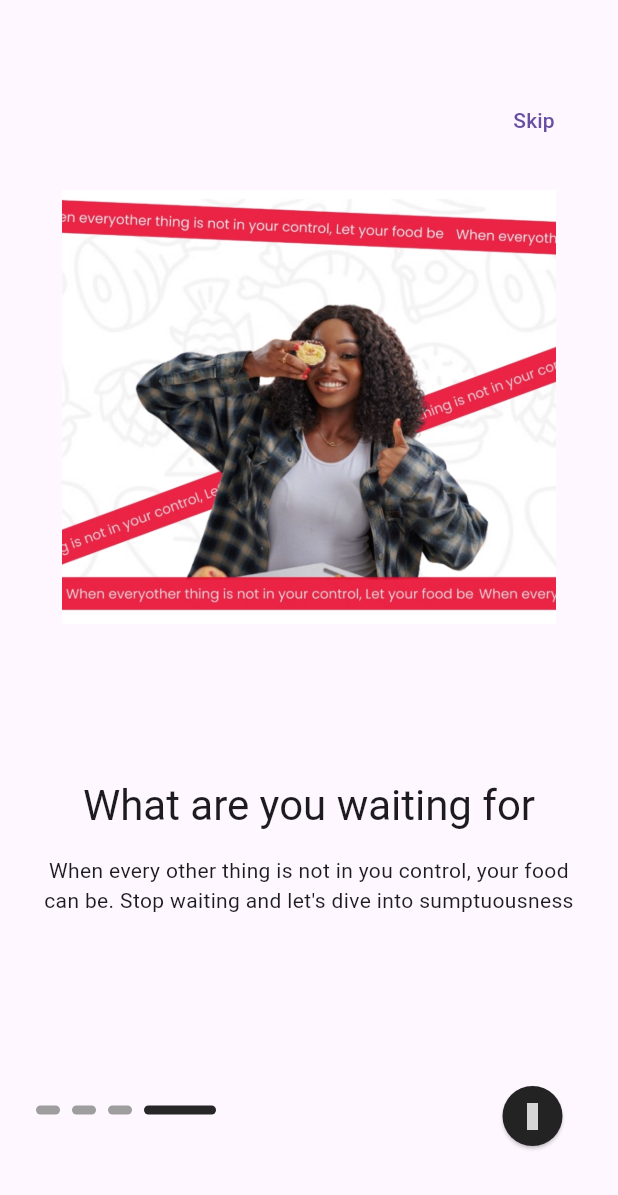
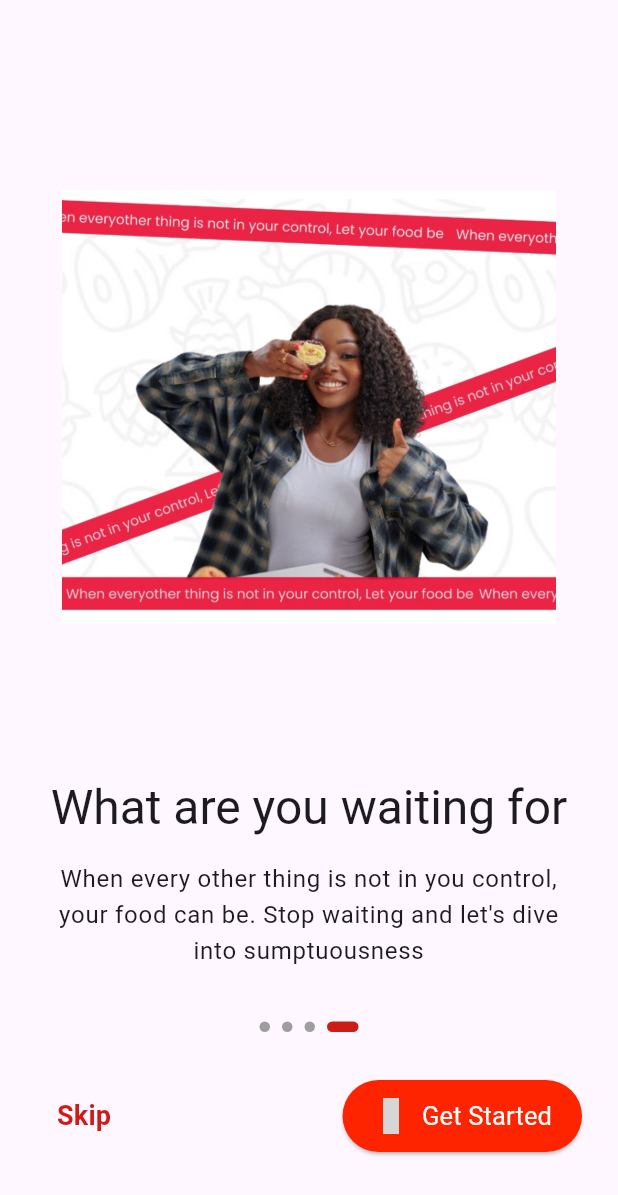
Before and after one commit to chiamakaaudrey-hub/crunchies-sample, a Flutter app: the screen it shows after launch, swiped to page 4, on a phone screen of 412 x 824 dp. Shown: the top 1195 px of the screen. Run offline on Flutter 3.47's test engine with Material 3 defaults, Android fonts, the phone set to English and light mode, and no system bars; drawn by our look-alikes of smooth_page_indicator; our stand-ins replace get, get_storage, iconsax; grey boxes are pictures that could not be loaded.

Commit message:
Onboarding Screen

```diff
--- a/lib/features/authentication/controllers/onboarding_controller.dart
+++ b/lib/features/authentication/controllers/onboarding_controller.dart
@@ -2,7 +2,6 @@ import 'package:flutter/cupertino.dart';
 import 'package:flutter/foundation.dart';
 import 'package:get/get.dart';
 import 'package:get_storage/get_storage.dart';
-
 import '../screens/login/login.dart';
 
 class OnBoardingController extends GetxController {
--- a/lib/features/authentication/screens/onboarding/onboarding.dart
+++ b/lib/features/authentication/screens/onboarding/onboarding.dart
@@ -1,4 +1,5 @@
 import 'package:crunchies/utilities/constants/image_strings.dart';
+import 'package:crunchies/utilities/constants/sizes.dart';
 import 'package:crunchies/utilities/constants/text_strings.dart';
 import 'package:flutter/material.dart';
 import 'package:get/get_core/src/get_main.dart';
@@ -39,8 +40,8 @@ class OnBoardingScreen extends StatelessWidget {
               OnBoardingPage(
                 image: ImageStrings.onBoardingImage3,
                 title: TextStrings.onBoardingTitle3,
-                subTitle: TextStrings.onBoardingSubTitle3,
-              ),OnBoardingPage(
+                subTitle: TextStrings.onBoardingSubTitle3),
+              OnBoardingPage(
                 image: ImageStrings.onBoardingImage4,
                 title: TextStrings.onBoardingTitle4,
                 subTitle: TextStrings.onBoardingSubTitle4,
@@ -50,6 +51,7 @@ class OnBoardingScreen extends StatelessWidget {
 
           /// Skip Button
           OnBoardingSkip(),
+
 
           /// Dot Navigation SmoothPageIndicator
           OnBoardingDotNavigation(),
--- a/lib/features/authentication/screens/onboarding/onboarding_dot_navigation.dart
+++ b/lib/features/authentication/screens/onboarding/onboarding_dot_navigation.dart
@@ -19,14 +19,21 @@ class OnBoardingDotNavigation extends StatelessWidget {
     final dark = HelperFunctions.isDarkMode(context);
 
     return Positioned(
-      bottom: DeviceUtilities.getBottomNavigationBarHeight() + 25,
-      left: ASizes.defaultSpace,
-      child: SmoothPageIndicator(
-          count: 4,
-          controller: controller.pageController,
-          onDotClicked: controller.dotNavigationClick,
-          effect: ExpandingDotsEffect(
-              activeDotColor: dark ? AColors.light : AColors.dark, dotHeight: 6)),
+      bottom: DeviceUtilities.getBottomNavigationBarHeight() + 80,
+      left: 0,
+      right: 0,
+      child: Center(
+        child: SmoothPageIndicator(
+            count: 4,
+            controller: controller.pageController,
+            onDotClicked: controller.dotNavigationClick,
+            effect: ExpandingDotsEffect(
+                activeDotColor: AColors.skip,
+                dotHeight: 7,
+                dotColor: Colors.grey,
+                dotWidth: 7,
+            )),
+      ),
     );
   }
 }
--- a/lib/features/authentication/screens/onboarding/onboarding_next_button.dart
+++ b/lib/features/authentication/screens/onboarding/onboarding_next_button.dart
@@ -1,10 +1,13 @@
+import 'dart:math';
+
 import 'package:crunchies/utilities/device/device_utilities.dart';
 import 'package:flutter/material.dart';
+import 'package:get/get_state_manager/src/rx_flutter/rx_obx_widget.dart';
 import 'package:iconsax/iconsax.dart';
 
 import '../../../../utilities/constants/colors.dart';
 import '../../../../utilities/constants/sizes.dart';
-import '../../../../utilities/helpers/helper_functions.dart' show HelperFunctions;
+import '../../../../utilities/helpers/helper_functions.dart';
 import '../../controllers/onboarding_controller.dart';
 
 class OnBoardingNextButton extends StatelessWidget {
@@ -14,17 +17,28 @@ class OnBoardingNextButton extends StatelessWidget {
 
   @override
   Widget build(BuildContext context) {
-
+    final controller = OnBoardingController.instance;
     final dark = HelperFunctions.isDarkMode(context);
     return Positioned(
         right: ASizes.defaultSpace,
         bottom: DeviceUtilities.getBottomNavigationBarHeight(),
-        child: ElevatedButton(
-          onPressed: () => OnBoardingController.instance.nextPage(),
-          style: ElevatedButton.styleFrom(
-              shape: CircleBorder(),
-              backgroundColor: dark ? AColors.primary : AColors.black),
-          child: Icon(Iconsax.arrow_right_3),
-        ));
+        child: Obx(
+                () => ElevatedButton(
+                onPressed: controller.nextPage,
+                style: ElevatedButton.styleFrom(backgroundColor: AColors.next, padding: const EdgeInsets.symmetric(horizontal: 20, vertical: 12)),
+                child: Row(
+                  mainAxisSize: MainAxisSize.min,
+                  children: [
+                    const Icon(Iconsax.arrow_right_1, color: Colors.white, size: 24),
+                    const SizedBox(width: 9),
+                    Text(controller.currentPageIndex.value == 3 ? 'Get Started' : 'Next', style: const TextStyle(color: Colors.white, fontSize: 17, fontWeight: FontWeight.w400),
+                    ),
+
+
+                  ],
+                ),
+        ),
+        )
+    );
   }
 }
--- a/lib/features/authentication/screens/onboarding/onboarding_page.dart
+++ b/lib/features/authentication/screens/onboarding/onboarding_page.dart
@@ -14,7 +14,7 @@ class OnBoardingPage extends StatelessWidget {
   @override
   Widget build(BuildContext context) {
     return Padding(
-      padding: EdgeInsets.all(ASizes.defaultSpace ),
+      padding: EdgeInsets.all(ASizes.defaultSpace),
       child: Column(
         children: [
           Image(
@@ -22,9 +22,9 @@ class OnBoardingPage extends StatelessWidget {
             height: HelperFunctions.screenHeight() * 0.6,
             image: AssetImage(image),
           ),
-          Text(title, style: Theme.of(context).textTheme.headlineMedium, textAlign: TextAlign.center),
+          Text(title, style: Theme.of(context).textTheme.headlineLarge, textAlign: TextAlign.center, maxLines: 1),
           SizedBox(height: ASizes.spaceBtwItems),
-          Text(subTitle, style: Theme.of(context).textTheme.bodyMedium, textAlign: TextAlign.center
+          Text(subTitle, style: Theme.of(context).textTheme.bodyLarge, textAlign: TextAlign.center
           ),
         ],
       ),
--- a/lib/features/authentication/screens/onboarding/onboarding_skip.dart
+++ b/lib/features/authentication/screens/onboarding/onboarding_skip.dart
@@ -1,3 +1,4 @@
+import 'package:crunchies/utilities/constants/colors.dart';
 import 'package:crunchies/utilities/device/device_utilities.dart';
 import 'package:flutter/material.dart';
 import '../../../../utilities/constants/sizes.dart';
@@ -11,10 +12,11 @@ class OnBoardingSkip extends StatelessWidget {
   @override
   Widget build(BuildContext context) {
     return Positioned(
-      top: DeviceUtilities.getAppBarHeight(),
-      right: ASizes.defaultSpace,
+      bottom: DeviceUtilities.getBottomNavigationBarHeight(),
+      left: ASizes.defaultSpace,
       child: TextButton(
-          onPressed: () => OnBoardingController.instance.skipPage(),
-          child: Text('Skip')));
+          onPressed: () => OnBoardingController.instance.skipPage(), style: TextButton.styleFrom(foregroundColor: AColors.skip),
+          child: Text('Skip', style: TextStyle(fontSize: 18,
+            fontWeight: FontWeight.w600))));
   }
 }
--- a/lib/utilities/constants/colors.dart
+++ b/lib/utilities/constants/colors.dart
@@ -5,7 +5,9 @@ class AColors {
   // App Basic Colors
   static Color primary = Color(0xFF4B68FF);
   static Color secondary = Color(0xFFFFE24B);
-  static Color accent = Color(0xFFB0C7FF);
+  static Color accent = Color(0xFFFF2400);
+  static Color next = Color(0xFFFF2400);
+  static Color skip = Color(0xFFCD1C18);
 
   // Gradient Colors
   static Gradient linerGradient = LinearGradient(
```
